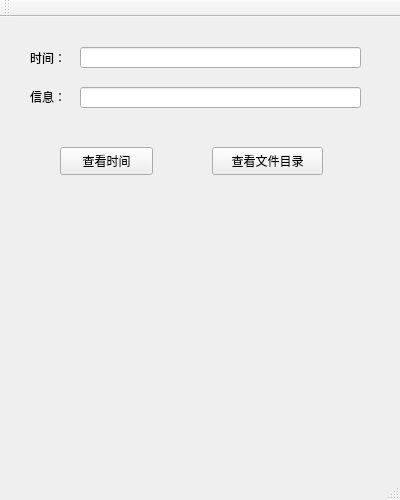
Qt form client/mainwindow.ui (chendante/Network-homework) before a commit.
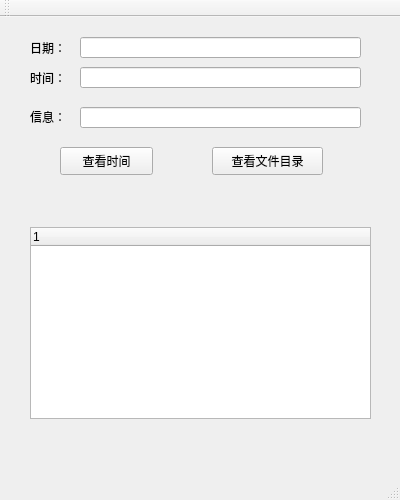
The same form after that commit.

Commit message: 增加日期显示

```diff
--- a/client/mainwindow.ui
+++ b/client/mainwindow.ui
@@ -18,7 +18,7 @@
     <property name="geometry">
      <rect>
       <x>80</x>
-      <y>30</y>
+      <y>50</y>
       <width>281</width>
       <height>21</height>
      </rect>
@@ -28,7 +28,7 @@
     <property name="geometry">
      <rect>
       <x>30</x>
-      <y>30</y>
+      <y>50</y>
       <width>41</width>
       <height>21</height>
      </rect>
@@ -41,7 +41,7 @@
     <property name="geometry">
      <rect>
       <x>80</x>
-      <y>70</y>
+      <y>90</y>
       <width>281</width>
       <height>21</height>
      </rect>
@@ -51,7 +51,7 @@
     <property name="geometry">
      <rect>
       <x>30</x>
-      <y>70</y>
+      <y>90</y>
       <width>41</width>
       <height>20</height>
      </rect>
@@ -86,6 +86,44 @@
      <string>查看文件目录</string>
     </property>
    </widget>
+   <widget class="QTreeWidget" name="treeWidget">
+    <property name="geometry">
+     <rect>
+      <x>30</x>
+      <y>210</y>
+      <width>341</width>
+      <height>192</height>
+     </rect>
+    </property>
+    <column>
+     <property name="text">
+      <string notr="true">1</string>
+     </property>
+    </column>
+   </widget>
+   <widget class="QLineEdit" name="lineEdit_3">
+    <property name="geometry">
+     <rect>
+      <x>80</x>
+      <y>20</y>
+      <width>281</width>
+      <height>21</height>
+     </rect>
+    </property>
+   </widget>
+   <widget class="QLabel" name="label_3">
+    <property name="geometry">
+     <rect>
+      <x>30</x>
+      <y>20</y>
+      <width>41</width>
+      <height>21</height>
+     </rect>
+    </property>
+    <property name="text">
+     <string>日期：</string>
+    </property>
+   </widget>
   </widget>
   <widget class="QMenuBar" name="menuBar">
    <property name="geometry">
```
The commit also changes 1 other file.
